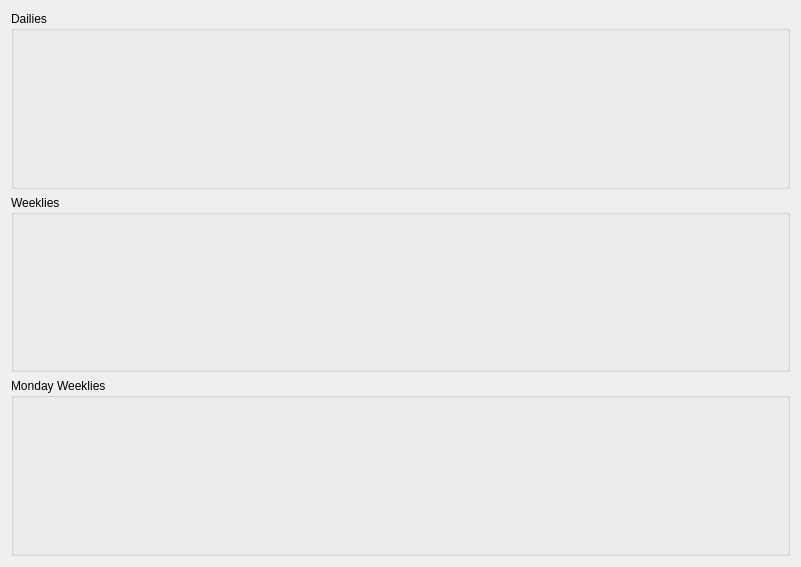
Before: the Qt Designer form MapleDailyTracker/trackertabcontent.ui in BryceCallender/OldMapleTracker, drawn with Qt 5.
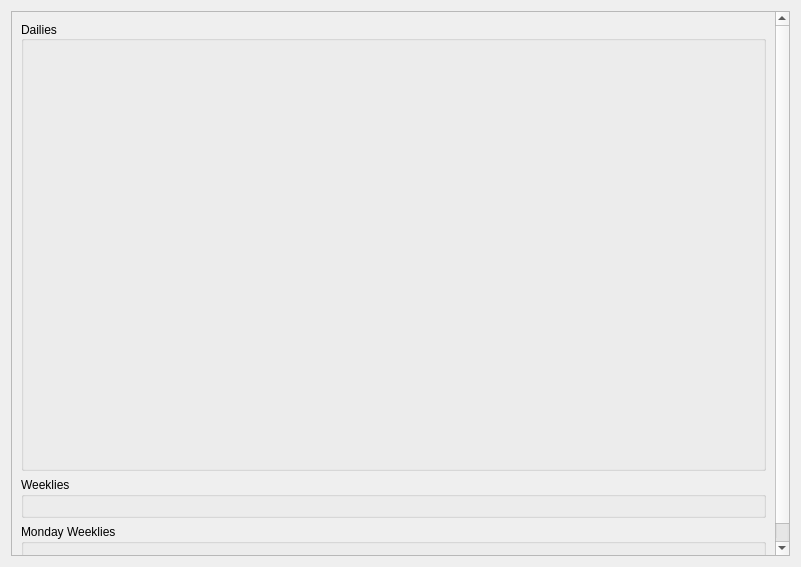
After: the same form once the commit is applied.

Patch:
```diff
--- a/MapleDailyTracker/trackertabcontent.ui
+++ b/MapleDailyTracker/trackertabcontent.ui
@@ -15,10 +15,43 @@
   </property>
   <layout class="QVBoxLayout" name="verticalLayout">
    <item>
+    <widget class="QScrollArea" name="scrollArea_3">
+     <property name="frameShadow">
+      <enum>QFrame::Sunken</enum>
+     </property>
+     <property name="verticalScrollBarPolicy">
+      <enum>Qt::ScrollBarAsNeeded</enum>
+     </property>
+     <property name="widgetResizable">
+      <bool>true</bool>
+     </property>
+     <widget class="QWidget" name="scrollAreaWidgetContents_3">
+      <property name="geometry">
+       <rect>
+        <x>0</x>
+        <y>0</y>
+        <width>767</width>
+        <height>566</height>
+       </rect>
+      </property>
+      <layout class="QVBoxLayout" name="verticalLayout_4">
+       <item>
     <widget class="QGroupBox" name="dailiesBox">
+         <property name="minimumSize">
+          <size>
+           <width>0</width>
+           <height>450</height>
+          </size>
+         </property>
      <property name="title">
       <string>Dailies</string>
      </property>
+         <property name="alignment">
+          <set>Qt::AlignLeading|Qt::AlignLeft|Qt::AlignVCenter</set>
+         </property>
+         <property name="checkable">
+          <bool>false</bool>
+         </property>
      <layout class="QGridLayout" name="gridLayout"/>
     </widget>
    </item>
@@ -36,6 +69,10 @@
       <string>Monday Weeklies</string>
      </property>
      <layout class="QGridLayout" name="gridLayout_3"/>
+        </widget>
+       </item>
+      </layout>
+     </widget>
     </widget>
    </item>
   </layout>
```
Lines whose indentation alone changed are shown as unchanged.
